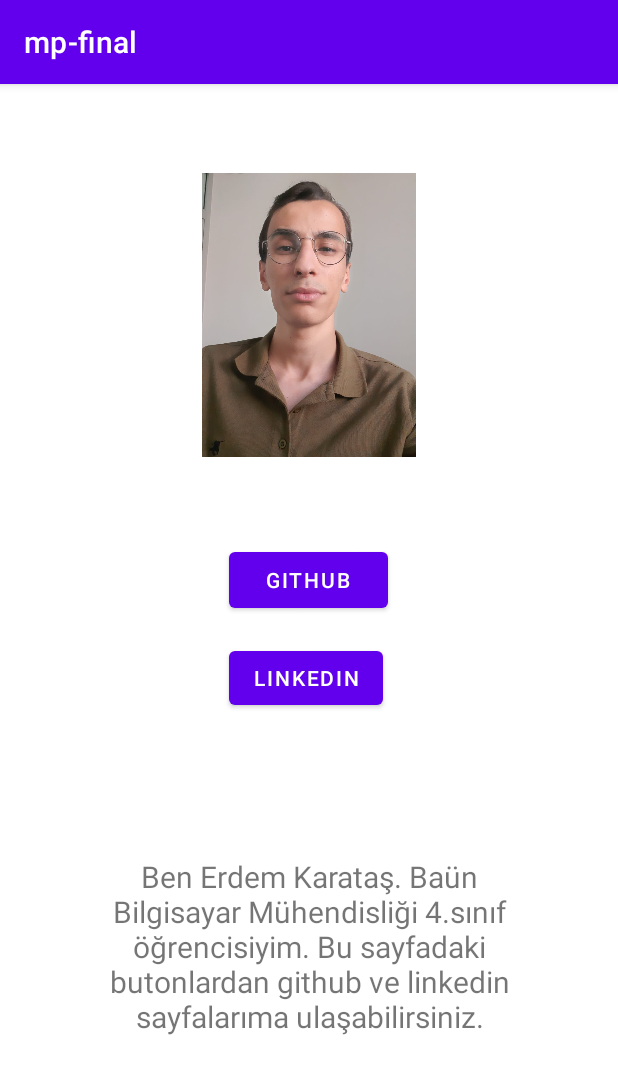
After one commit to erdemkaratas/mp-final, an Android app: the fragment AboutFragment shown on its own in the app's theme, on a phone screen of 412 x 824 dp. The commit adds this screen. Shown: the top 1074 px of the screen. Run offline under Robolectric (Android 15) with nearby library versions, the phone set to English and light mode, and no system bars.

Commit message:
logout,addlabel,abaout fragments added

```diff
--- /dev/null
+++ b/app/src/main/java/com/example/mp_final/AboutFragment.java
@@ -0,0 +1,50 @@
+package com.example.mp_final;
+
+import android.content.Intent;
+import android.net.Uri;
+import android.os.Bundle;
+
+import androidx.fragment.app.Fragment;
+
+import android.view.LayoutInflater;
+import android.view.View;
+import android.view.ViewGroup;
+import android.widget.Button;
+
+import com.example.mp_final.databinding.FragmentAboutBinding;
+
+public class AboutFragment extends Fragment {
+    FragmentAboutBinding binding;
+    @Override
+    public View onCreateView(LayoutInflater inflater, ViewGroup container,
+                             Bundle savedInstanceState) {
+        binding=FragmentAboutBinding.inflate(inflater, container,false);
+        View root=binding.getRoot();
+
+        Button btngithub=binding.btnGithub;
+        Button btnlinkedin=binding.btnLinkedin;
+
+        btngithub.setOnClickListener(new View.OnClickListener(){
+            @Override
+            public void onClick(View view) {
+                String url="https://github.com/erdemkaratas";
+                Intent intent=new Intent(Intent.ACTION_VIEW);
+                intent.setData(Uri.parse(url));
+                startActivity(intent);
+            }
+        });
+
+        btnlinkedin.setOnClickListener(new View.OnClickListener(){
+            @Override
+            public void onClick(View view) {
+                String url2="https://www.linkedin.com/in/erdem-karata%C5%9F-3505/nnnnnnnnnnnnnnnnnnnnnnnnnnnnnnnnnnnnnnnnnnnnnnnnnnnnnnnn  ";
+                Intent intent=new Intent(Intent.ACTION_VIEW);
+                intent.setData(Uri.parse(url2));
+                startActivity(intent);
+            }
+        });
+
+
+        return root;
+    }
+}
--- a/app/src/main/java/com/example/mp_final/MainActivity.java
+++ b/app/src/main/java/com/example/mp_final/MainActivity.java
@@ -41,7 +41,7 @@ public class MainActivity extends AppCompatActivity {
         // Passing each menu ID as a set of Ids because each
         // menu should be considered as top level destinations.
         mAppBarConfiguration = new AppBarConfiguration.Builder(
-                R.id.nav_home, R.id.nav_gallery, R.id.nav_slideshow)
+                R.id.nav_home, R.id.nav_gallery, R.id.nav_slideshow, R.id.nav_about,R.id.nav_add_label,R.id.nav_logout,R.id.nav_add_photo)
                 .setOpenableLayout(drawer)
                 .build();
         NavController navController = Navigation.findNavController(this, R.id.nav_host_fragment_content_main);
--- /dev/null
+++ b/app/src/main/res/layout/fragment_about.xml
@@ -0,0 +1,63 @@
+<?xml version="1.0" encoding="utf-8"?>
+<FrameLayout xmlns:android="http://schemas.android.com/apk/res/android"
+    xmlns:app="http://schemas.android.com/apk/res-auto"
+    xmlns:tools="http://schemas.android.com/tools"
+    android:layout_width="match_parent"
+    android:layout_height="match_parent"
+    tools:context=".AboutFragment">
+
+    <androidx.constraintlayout.widget.ConstraintLayout
+        android:layout_width="match_parent"
+        android:layout_height="match_parent">
+
+        <ImageView
+            android:id="@+id/imageView3"
+            android:layout_width="269dp"
+            android:layout_height="189dp"
+            android:src="@drawable/photo"
+            app:layout_constraintBottom_toBottomOf="parent"
+            app:layout_constraintEnd_toEndOf="parent"
+            app:layout_constraintStart_toStartOf="parent"
+            app:layout_constraintTop_toTopOf="parent"
+            app:layout_constraintVertical_bias="0.103" />
+
+        <Button
+            android:id="@+id/btn_github"
+            android:layout_width="106dp"
+            android:layout_height="49dp"
+            android:text="Github"
+            app:layout_constraintBottom_toBottomOf="parent"
+            app:layout_constraintEnd_toEndOf="parent"
+            app:layout_constraintHorizontal_bias="0.498"
+            app:layout_constraintStart_toStartOf="parent"
+            app:layout_constraintTop_toTopOf="parent"
+            app:layout_constraintVertical_bias="0.426" />
+
+        <Button
+            android:id="@+id/btn_linkedin"
+            android:layout_width="wrap_content"
+            android:layout_height="wrap_content"
+            android:text="LınkedIn"
+            app:layout_constraintBottom_toBottomOf="parent"
+            app:layout_constraintEnd_toEndOf="parent"
+            app:layout_constraintHorizontal_bias="0.493"
+            app:layout_constraintStart_toStartOf="parent"
+            app:layout_constraintTop_toBottomOf="@+id/btn_github"
+            app:layout_constraintVertical_bias="0.045" />
+
+        <TextView
+            android:id="@+id/textView6"
+            android:layout_width="295dp"
+            android:layout_height="144dp"
+            android:text="Ben Erdem Karataş. Baün Bilgisayar Mühendisliği 4.sınıf öğrencisiyim. Bu sayfadaki butonlardan github ve linkedin sayfalarıma ulaşabilirsiniz."
+            android:textAlignment="center"
+            android:textSize="20sp"
+            app:layout_constraintBottom_toBottomOf="parent"
+            app:layout_constraintEnd_toEndOf="parent"
+            app:layout_constraintStart_toStartOf="parent"
+            app:layout_constraintTop_toBottomOf="@+id/btn_linkedin"
+            app:layout_constraintVertical_bias="0.465" />
+
+    </androidx.constraintlayout.widget.ConstraintLayout>
+
+</FrameLayout>
--- a/app/src/main/res/values/strings.xml
+++ b/app/src/main/res/values/strings.xml
@@ -10,4 +10,6 @@
     <string name="menu_home">Home</string>
     <string name="menu_gallery">Gallery</string>
     <string name="menu_slideshow">Slideshow</string>
+    <!-- TODO: Remove or change this placeholder text -->
+    <string name="hello_blank_fragment">Hello blank fragment</string>
 </resources>
```
Also changed, not shown: app/src/main/java/com/example/mp_final/AddLabelFragment.java (added, +96 -0 lines), app/src/main/java/com/example/mp_final/AddPhotoFragment.java (added, +64 -0 lines), app/src/main/java/com/example/mp_final/LogoutFragment.java (added, +44 -0 lines), app/src/main/java/com/example/mp_final/ui/Label.java (added, +15 -0 lines), app/src/main/res/layout/fragment_add_label.xml (added, +72 -0 lines), app/src/main/res/layout/fragment_add_photo.xml (added, +12 -0 lines), app/src/main/res/layout/fragment_logout.xml (added, +37 -0 lines), app/src/main/res/menu/activity_main_drawer.xml (+16 -5 lines), app/src/main/res/navigation/mobile_navigation.xml (+20 -0 lines), app/src/main/res/drawable/photo.jpeg (added).
